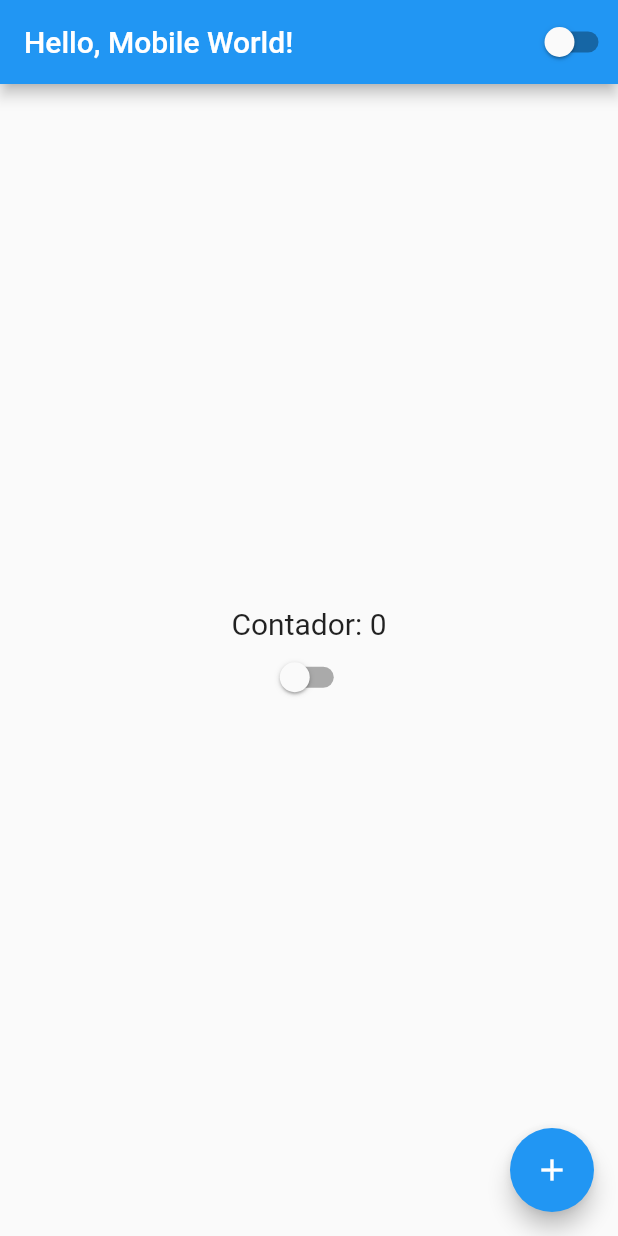
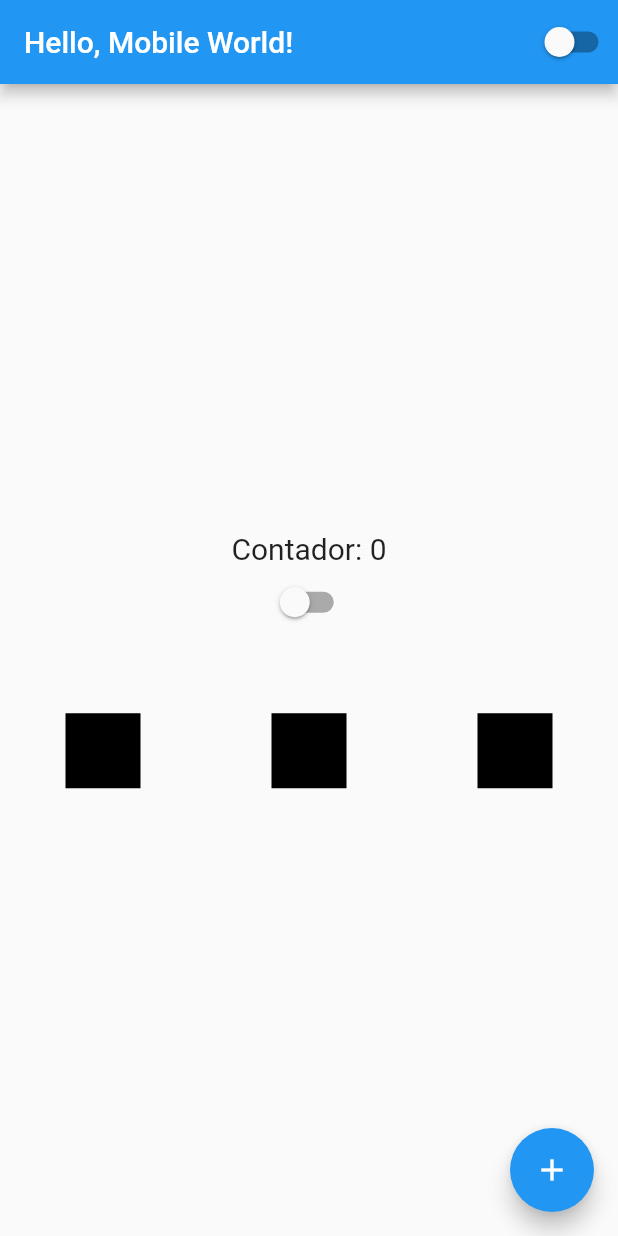
Before and after one commit to euritales/Estudos-Flutter, a Flutter app: the screen it shows after launch, on a phone screen of 412 x 824 dp. Run offline on Flutter 3.47's test engine with Material 2 defaults, Android fonts, the phone set to English and light mode, and no system bars.

Commit message:
funcionamento de roll

```diff
--- a/first_project/lib/home_page.dart
+++ b/first_project/lib/home_page.dart
@@ -27,8 +27,27 @@ class HomePageStates extends State<HomePage> {
             mainAxisAlignment: MainAxisAlignment.center, //alinhamento vert
             // crossAxisAlignment: CrossAxisAlignment.start, // Alinhamento Horiz
             children: [
+
               Text('Contador: $counter', style: TextStyle(fontSize: 20.0),),
               CustomSwitch(),
+              Container(height: 50),
+              Row(
+            mainAxisAlignment: MainAxisAlignment.spaceAround, //alinhamento vert
+            crossAxisAlignment: CrossAxisAlignment.start, // Alinhamento Horiz
+                children: [Container(
+                   width: 50,
+                   height: 50,
+                   color: Colors.black
+                ),Container(
+                   width: 50,
+                   height: 50,
+                   color: Colors.black
+                ),Container(
+                   width: 50,
+                   height: 50,
+                   color: Colors.black
+                )]
+              )
             ],
           ),
         ),
```
